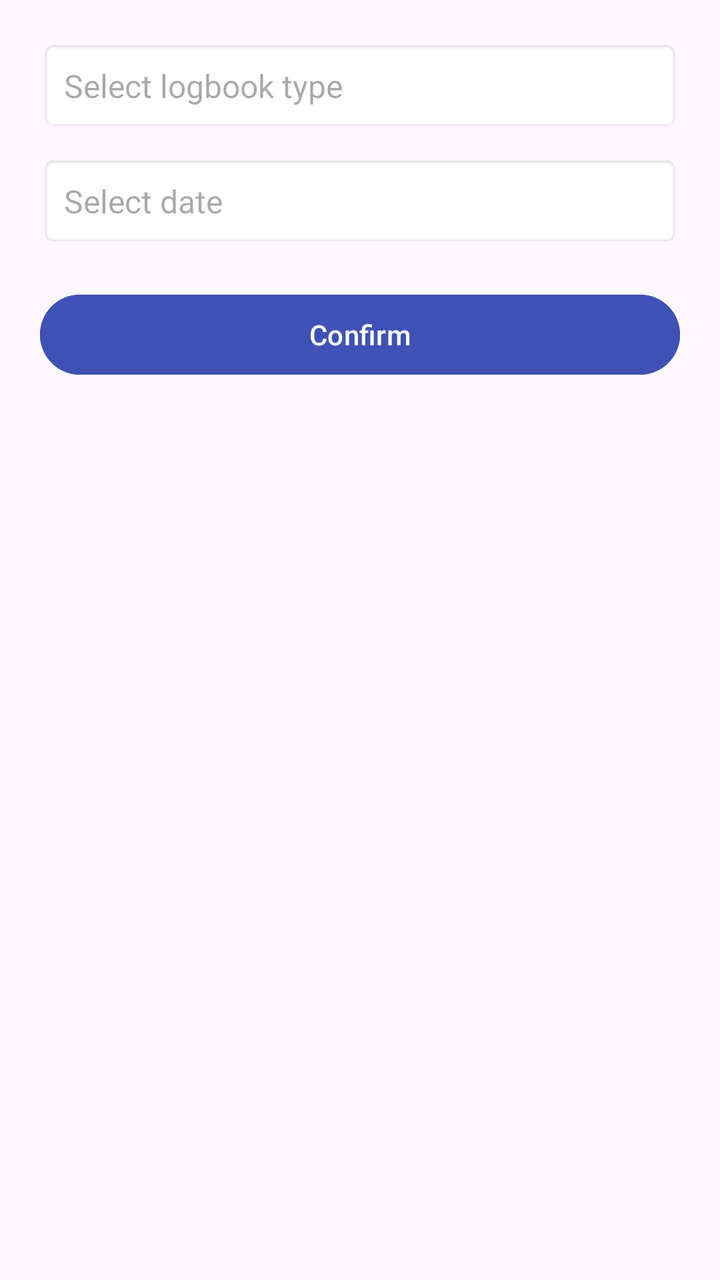
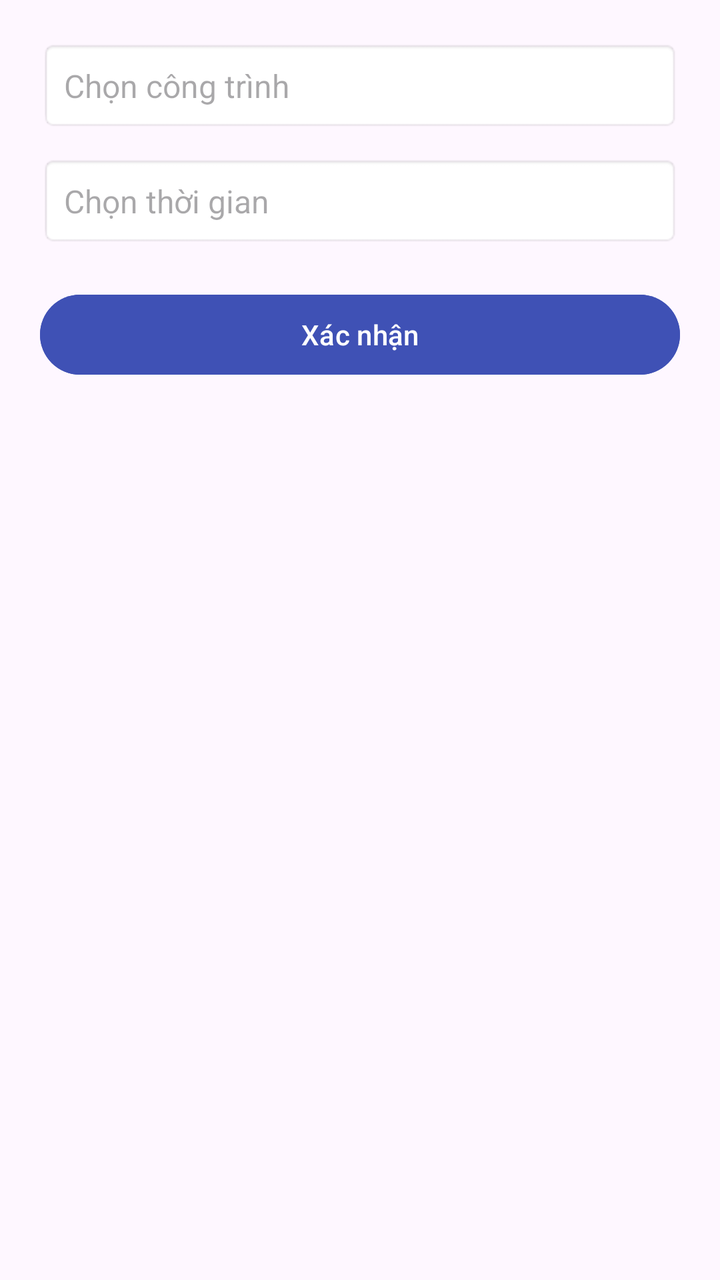

Compare the two renders of this Android layout. The source of the first and the diff that turns it into the second are given below.
<!-- AndroidManifest.xml: application theme Theme.MyApp -->
<!-- res/layout/dialog_logbook_choices.xml -->
<?xml version="1.0" encoding="utf-8"?>
<LinearLayout xmlns:android="http://schemas.android.com/apk/res/android"
    android:id="@+id/logbook_selector_layout"
    android:layout_width="match_parent"
    android:layout_height="wrap_content"
    android:orientation="vertical"
    android:padding="20dp">

    <AutoCompleteTextView
        android:id="@+id/autoCompleteLogbook"
        android:layout_width="match_parent"
        android:layout_height="wrap_content"
        android:hint="Select logbook type"
        android:padding="12dp"
        android:textSize="16sp"
        android:background="@android:drawable/editbox_background"
        android:inputType="text" />

    <EditText
        android:id="@+id/edtDatePicker"
        android:layout_width="match_parent"
        android:layout_height="wrap_content"
        android:hint="Select date"
        android:focusable="false"
        android:clickable="true"
        android:padding="12dp"
        android:textSize="16sp"
        android:layout_marginTop="12dp"
        android:background="@android:drawable/editbox_background" />

    <Button
        android:id="@+id/btnSubmit"
        android:layout_width="match_parent"
        android:layout_height="wrap_content"
        android:text="Confirm"
        android:layout_marginTop="20dp"
        android:backgroundTint="#3F51B5"
        android:textColor="#FFFFFF" />
</LinearLayout>
<!-- resources referenced by this layout -->
<resources>
  <style name="Theme.MyApp" parent="Base.Theme.MyApp" />
  <style name="Base.Theme.MyApp" parent="Theme.Material3.DayNight">
          
          
  
      </style>
</resources>

<!-- the commit's change to res/layout/dialog_logbook_choices.xml (unified diff, before → after) -->
@@ -10,21 +10,23 @@
         android:id="@+id/autoCompleteLogbook"
         android:layout_width="match_parent"
         android:layout_height="wrap_content"
-        android:hint="Select logbook type"
+        android:hint="@string/select_construction"
         android:padding="12dp"
         android:textSize="16sp"
         android:background="@android:drawable/editbox_background"
+        android:textColor="@color/black"
         android:inputType="text" />
 
     <EditText
         android:id="@+id/edtDatePicker"
         android:layout_width="match_parent"
         android:layout_height="wrap_content"
-        android:hint="Select date"
+        android:hint="@string/select_time"
         android:focusable="false"
         android:clickable="true"
         android:padding="12dp"
         android:textSize="16sp"
+        android:textColor="@color/black"
         android:layout_marginTop="12dp"
         android:background="@android:drawable/editbox_background" />
 
@@ -32,7 +34,7 @@
         android:id="@+id/btnSubmit"
         android:layout_width="match_parent"
         android:layout_height="wrap_content"
-        android:text="Confirm"
+        android:text="@string/confirm"
         android:layout_marginTop="20dp"
         android:backgroundTint="#3F51B5"
         android:textColor="#FFFFFF" />
<!-- resource entries referenced after the edit -->
@@ -1,7 +1,13 @@
 <!-- resources referenced by this layout -->
 <resources>
+  <color name="black">#FF000000</color>
+  <string name="confirm">Xác nhận</string>"
+  
+      // layout1
+  <string name="select_construction">Chọn công trình</string>
+  <string name="select_time">Chọn thời gian</string>
   <style name="Theme.MyApp" parent="Base.Theme.MyApp" />
-  <style name="Base.Theme.MyApp" parent="Theme.Material3.DayNight">
+  <style name="Base.Theme.MyApp" parent="Theme.Material3.DayNight.NoActionBar">
           
           
   
